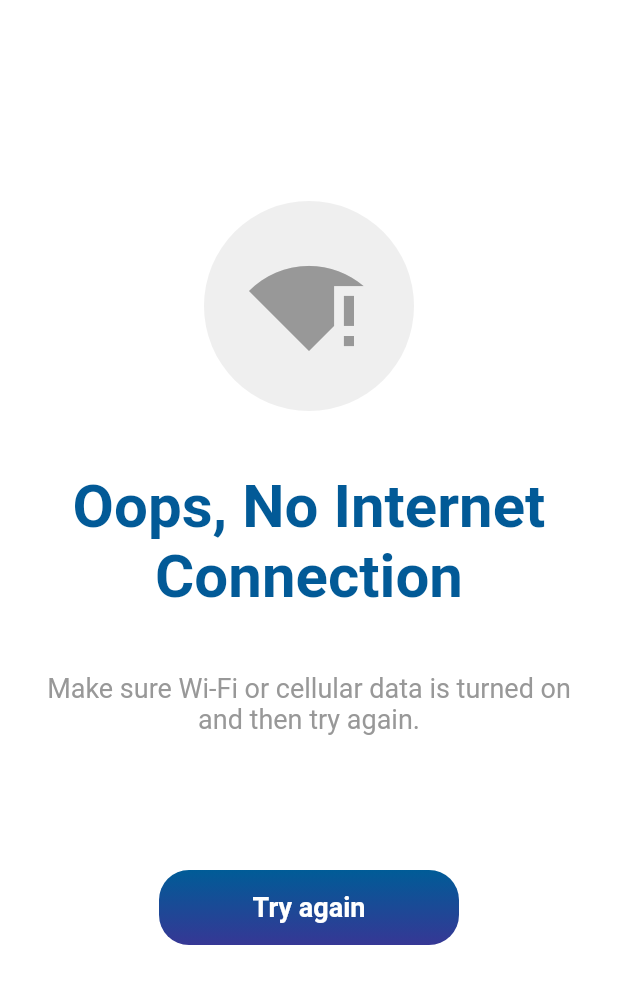
After one commit to weluid/Weather, a Flutter app: the InternetError screen opened directly, on a phone screen of 412 x 824 dp. The commit adds this screen. Shown: the top 984 px of the screen. Run offline on Flutter 3.47's test engine with Material 2 defaults, Android fonts, the phone set to English and light mode, and no system bars; our stand-ins replace bloc, connectivity_plus, flutter_bloc, flutter_spinkit, geolocator; generated files the repository leaves out were written again.

Commit message:
Added checking internet status

```diff
--- a/lib/bloc/weather_bloc.dart
+++ b/lib/bloc/weather_bloc.dart
@@ -7,6 +7,8 @@ import 'package:meta/meta.dart';
 import 'package:weather/models/weather_model.dart';
 import 'package:weather/repositories/weather_repository.dart';
 import 'package:weather/utilities/location_manager.dart';
+import 'package:connectivity_plus/connectivity_plus.dart';
+import 'package:weather/widgets/internet_connection_error.dart';
 
 part 'weather_event.dart';
 
@@ -23,6 +25,14 @@ class WeatherBloc extends Bloc<WeatherEvent, WeatherState> {
   }
 
   Future<void> _eventWeather(WeatherEvent e, Emitter emit) async {
+    final connectivityResult = await (Connectivity().checkConnectivity());
+    debugPrint('connectivityResult ->$connectivityResult');
+
+    if (connectivityResult == ConnectivityResult.none) {
+      emit(ConnectionError());
+    }
+
+    if (connectivityResult != ConnectivityResult.none)  {
       LocationManager location = LocationManager();
       Position? currentPosition = await location.getCurrentLocation();
 
@@ -51,3 +61,6 @@ class WeatherBloc extends Bloc<WeatherEvent, WeatherState> {
       }
     }
   }
+
+
+}
--- a/lib/bloc/weather_state.dart
+++ b/lib/bloc/weather_state.dart
@@ -23,3 +23,6 @@ class WeatherCityEmpty extends WeatherState {}
 
 // No access to the location
 class CoordinateError extends WeatherState {}
+
+// No internet connection
+class ConnectionError extends WeatherState {}
--- a/lib/magic.dart
+++ /dev/null
@@ -1 +0,0 @@
-const apiKey = '717b69e1c978a60c566d8b68c9133d53';
--- a/lib/screens/weather_screen.dart
+++ b/lib/screens/weather_screen.dart
@@ -6,6 +6,7 @@ import 'package:weather/screens/search_page.dart';
 import 'package:weather/utilities/constants.dart';
 import 'package:weather/widgets/enable_location.dart';
 import 'package:weather/widgets/error_page.dart';
+import 'package:weather/widgets/internet_connection_error.dart';
 import 'package:weather/widgets/loading_state.dart';
 
 class WeatherScreen extends StatefulWidget {
@@ -32,6 +33,8 @@ class _WeatherScreenState extends State<WeatherScreen> {
             return const ErrorPage();
           } else if (state is CoordinateError) {
             return const EnableLocation();
+          } else if (state is ConnectionError) {
+            return const InternetError();
           } else {
             return const LoadingWeather();
           }
@@ -71,18 +74,14 @@ class _WeatherScreenState extends State<WeatherScreen> {
                   children: [
                     Text(
                       state.weatherModel.temp.toString(),
-                      style:
-                          const TextStyle(color: Colors.white, fontSize: 120),
+                      style: const TextStyle(color: Colors.white, fontSize: 120),
                     ),
                     const Baseline(
                       baseline: 40,
                       baselineType: TextBaseline.ideographic,
                       child: Text(
                         '°',
-                        style: TextStyle(
-                            color: Colors.white,
-                            fontSize: 30,
-                            fontWeight: FontWeight.w100),
+                        style: TextStyle(color: Colors.white, fontSize: 30, fontWeight: FontWeight.w100),
                       ),
                     ),
                   ],
@@ -90,10 +89,7 @@ class _WeatherScreenState extends State<WeatherScreen> {
               ),
               Text(
                 state.weatherModel.weatherDescription.toString(),
-                style: const TextStyle(
-                    fontSize: 28,
-                    color: Colors.white,
-                    fontWeight: FontWeight.bold),
+                style: const TextStyle(fontSize: 28, color: Colors.white, fontWeight: FontWeight.bold),
               ),
             ],
           ),
--- /dev/null
+++ b/lib/widgets/internet_connection_error.dart
@@ -0,0 +1,58 @@
+import 'package:flutter/material.dart';
+import 'package:flutter_gen/gen_l10n/app_localizations.dart';
+import 'package:weather/components/button.dart';
+
+import '../utilities/constants.dart';
+
+class InternetError extends StatelessWidget {
+  const InternetError({Key? key}) : super(key: key);
+
+  @override
+  Widget build(BuildContext context) {
+    return Scaffold(
+      backgroundColor: Colors.white,
+      body: SafeArea(
+        child: Center(
+          child: SingleChildScrollView(
+            child: Column(
+              mainAxisAlignment: MainAxisAlignment.center,
+              crossAxisAlignment: CrossAxisAlignment.center,
+              children: [
+                Container(
+                  width: 140,
+                  height: 140,
+                  decoration: const BoxDecoration(shape: BoxShape.circle, color: Color(0xffefefef)),
+                  child: const Icon(
+                    Icons.signal_wifi_statusbar_connected_no_internet_4,
+                    size: 80,
+                    color: darkGray,
+                  ),
+                ),
+                const SizedBox(height: 40),
+                const Text(
+                  'Oops, No Internet Connection',
+                  textAlign: TextAlign.center,
+                  style: TextStyle(fontSize: 40, fontWeight: FontWeight.bold, color: buttonColor),
+                ),
+                const SizedBox(height: 40),
+                const Padding(
+                  padding: EdgeInsets.only(left: 20, right: 20),
+                  child: Text(
+                    textAlign: TextAlign.center,
+                    'Make sure Wi-Fi or cellular data is turned on and then try again.',
+                    style: TextStyle(color: darkGray, fontSize: 18),
+                  ),
+                ),
+                const SizedBox(height: 80),
+                MyButton(AppLocalizations.of(context).tryAgain, () async {
+                }),
+                const SizedBox(height: 30),
+                const SizedBox(height: 30)
+              ],
+            ),
+          ),
+        ),
+      ),
+    );
+  }
+}
--- a/pubspec.yaml
+++ b/pubspec.yaml
@@ -39,6 +39,7 @@ dependencies:
   flutter_spinkit: ^5.1.0
   http: ^0.13.6
   geolocator: ^9.0.2
+  connectivity_plus: ^4.0.0
   flutter_localizations:
     sdk: flutter
   intl: any
```
Also changed, not shown: pubspec.lock, 1 other file. Lines whose indentation alone changed are shown as unchanged.
